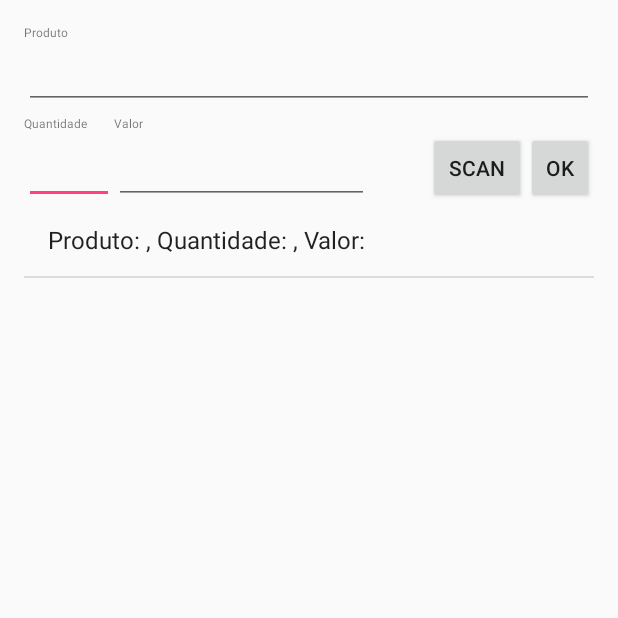
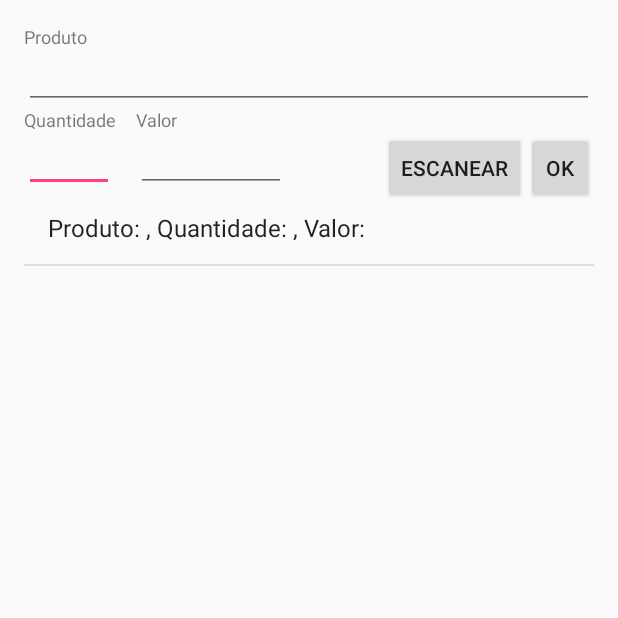
Before and after one commit to ruanstaron/Mercadinho, an Android app: the Scan screen opened directly, with no data from a screen before it, after a tap on "OK", on a phone screen of 412 x 824 dp, the top half of it. Run offline under Robolectric (Android 15) with nearby library versions, the phone set to English and light mode, and no system bars.

Commit message:
- Identação e arquivo strings.xml + correção em dependência do leiaute.

```diff
--- a/app/build.gradle
+++ b/app/build.gradle
@@ -29,4 +29,5 @@ dependencies {
     compile 'com.squareup.retrofit2:retrofit:2.2.0'
     compile 'com.squareup.retrofit2:converter-gson:2.2.0'
     compile 'com.android.support.constraint:constraint-layout:1.0.2'
+    compile 'com.android.support:design:25.2.0'
 }
--- a/app/src/main/java/com/example/ruanstaron/mercadinho/Banco.java
+++ b/app/src/main/java/com/example/ruanstaron/mercadinho/Banco.java
@@ -1,6 +1,5 @@
 package com.example.ruanstaron.mercadinho;
 
-import android.content.ContentValues;
 import android.database.sqlite.SQLiteDatabase;
 import android.support.v7.app.AppCompatActivity;
 import android.os.Bundle;
--- a/app/src/main/java/com/example/ruanstaron/mercadinho/MainActivity.java
+++ b/app/src/main/java/com/example/ruanstaron/mercadinho/MainActivity.java
@@ -17,8 +17,10 @@ import retrofit2.Retrofit;
 import retrofit2.converter.gson.GsonConverterFactory;
 
 public class MainActivity extends AppCompatActivity {
+
     private ArrayList<String> produtos;
     private ArrayAdapter<String> arrayAdapter;
+
     @Override
     protected void onCreate(Bundle savedInstanceState) {
         super.onCreate(savedInstanceState);
@@ -35,7 +37,6 @@ public class MainActivity extends AppCompatActivity {
         Intent banco = new Intent(this, Banco.class);
         startActivity(banco);
     }
-
 
     public void getProdutosWS(){
         Retrofit.Builder builder  = new Retrofit.Builder()
--- a/app/src/main/java/com/google/zxing/integration/android/IntentIntegrator.java
+++ b/app/src/main/java/com/google/zxing/integration/android/IntentIntegrator.java
@@ -170,7 +170,7 @@ public class IntentIntegrator {
                     activity.startActivity(intent);
                 } catch (ActivityNotFoundException anfe) {
 // Hmm, market is not installed
-                    Log.w(TAG, "Google Play is not installed; cannot install " + packageName);
+                    Log.w(TAG, "O Google Play não foi instalado; não foi possível instalar " + packageName);
                 }
             }
         });
--- a/app/src/main/res/layout/main_activity.xml
+++ b/app/src/main/res/layout/main_activity.xml
@@ -11,8 +11,8 @@
         android:layout_height="wrap_content"
         android:layout_centerHorizontal="true"
         android:layout_marginTop="73dp"
-        android:text="Scan"
-        android:onClick="startScan"/>
+        android:onClick="startScan"
+        android:text="@string/main_activity_escanear" />
 
     <Button
         android:id="@+id/bBanco"
@@ -21,6 +21,6 @@
         android:layout_alignEnd="@+id/bScan"
         android:layout_below="@+id/bScan"
         android:layout_marginTop="47dp"
-        android:text="Cria Banco"
-        android:onClick="startBanco"/>
+        android:onClick="startBanco"
+        android:text="@string/main_activity_criarBanco" />
 </RelativeLayout>
--- a/app/src/main/res/layout/scan.xml
+++ b/app/src/main/res/layout/scan.xml
@@ -11,19 +11,19 @@
     tools:context="com.example.ruanstaron.mercadinho.Scan">
 
     <Button
-        android:text="Ok"
-        android:layout_height="wrap_content"
         android:id="@+id/bOk"
         android:layout_width="45dp"
+        android:layout_height="wrap_content"
+        android:layout_alignParentEnd="true"
+        android:layout_below="@+id/etProduto"
         android:layout_marginTop="15dp"
-        android:layout_below="@+id/etProduto"
-        android:layout_alignParentEnd="true" />
+        android:text="@string/scan_btnOk" />
 
     <Button
-        android:text="Scan"
+        android:id="@+id/scan_button"
+        android:layout_width="wrap_content"
         android:layout_height="wrap_content"
-        android:id="@+id/scan_button"
-        android:layout_width="65dp"
+        android:text="@string/scan_btnEscanear"
         android:layout_alignBaseline="@+id/bOk"
         android:layout_alignBottom="@+id/bOk"
         android:layout_toStartOf="@+id/bOk" />
@@ -31,59 +31,62 @@
     <EditText
         android:id="@+id/etQuantidade"
         android:layout_width="60dp"
-        android:layout_height="wrap_content"
-        android:layout_alignBottom="@+id/scan_button"
-        android:layout_alignParentStart="true"
+        android:layout_height="40dp"
+        android:ems="10"
+        android:inputType="numberSigned"
         android:layout_alignTop="@+id/scan_button"
-        android:ems="10"
-        android:inputType="numberSigned" />
+        android:layout_alignParentStart="true" />
 
     <EditText
         android:id="@+id/etValor"
-        android:layout_width="170dp"
-        android:layout_height="wrap_content"
-        android:layout_alignBottom="@+id/etQuantidade"
-        android:layout_alignTop="@+id/etQuantidade"
-        android:layout_toEndOf="@+id/etQuantidade"
+        android:layout_width="100dp"
+        android:layout_height="40dp"
         android:ems="10"
-        android:inputType="numberDecimal" />
+        android:inputType="numberDecimal"
+        android:layout_above="@+id/lvProdutos"
+        android:layout_toEndOf="@+id/tvQuantidade"
+        android:layout_marginStart="13dp" />
 
     <TextView
-        android:text="Produto"
+        android:id="@+id/tvProduto"
         android:layout_width="wrap_content"
         android:layout_height="wrap_content"
-        android:id="@+id/tvProduto"
-        android:textSize="8sp"
+        android:layout_alignParentStart="true"
         android:layout_alignParentTop="true"
-        android:layout_alignParentStart="true" />
+        android:text="@string/scan_tvProduto"
+        android:labelFor="@+id/etProduto"
+        android:textSize="12sp" />
 
     <EditText
+        android:id="@+id/etProduto"
+        android:layout_width="wrap_content"
+        android:layout_height="40dp"
+        android:layout_alignParentEnd="true"
+        android:layout_alignParentStart="true"
+        android:layout_below="@+id/tvProduto"
+        android:ems="10"
+        android:inputType="textPersonName"
+        />
+
+    <TextView
+        android:id="@+id/tvQuantidade"
         android:layout_width="wrap_content"
         android:layout_height="wrap_content"
-        android:inputType="textPersonName"
-        android:ems="10"
-        android:id="@+id/etProduto"
-        android:layout_below="@+id/tvProduto"
+        android:layout_above="@+id/etValor"
         android:layout_alignParentStart="true"
-        android:layout_alignParentEnd="true" />
+        android:text="@string/scan_tvQuantidade"
+        android:labelFor="@+id/etQuantidade"
+        android:textSize="12sp" />
 
     <TextView
-        android:text="Quantidade"
+        android:id="@+id/tvValor"
         android:layout_width="wrap_content"
         android:layout_height="wrap_content"
-        android:id="@+id/tvQuantidade"
-        android:textSize="8sp"
-        android:layout_above="@+id/etQuantidade"
-        android:layout_alignParentStart="true" />
-
-    <TextView
-        android:text="Valor"
-        android:layout_width="wrap_content"
-        android:layout_height="wrap_content"
-        android:id="@+id/tvValor"
-        android:textSize="8sp"
         android:layout_above="@+id/etValor"
-        android:layout_toEndOf="@+id/etQuantidade" />
+        android:layout_alignStart="@+id/etValor"
+        android:text="@string/scan_tvValor"
+        android:labelFor="@+id/etValor"
+        android:textSize="12sp" />
 
     <ListView
         android:layout_width="match_parent"
--- a/app/src/main/res/values/strings.xml
+++ b/app/src/main/res/values/strings.xml
@@ -2,4 +2,15 @@
     <string name="app_name">Mercadinho</string>
     <string name="scan">Scan</string>
     <string name="title_activity_main_activity">main_activity</string>
+
+    /* main_activity.xml */
+    <string name="main_activity_escanear">Escanear</string>
+    <string name="main_activity_criarBanco">Criar Banco</string>
+
+    /* scan.xml */
+    <string name="scan_tvProduto">Produto</string>
+    <string name="scan_tvQuantidade">Quantidade</string>
+    <string name="scan_tvValor">Valor</string>
+    <string name="scan_btnEscanear">Escanear</string>
+    <string name="scan_btnOk">Ok</string>
 </resources>
```
